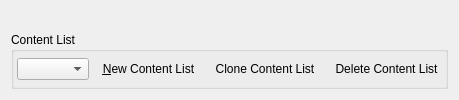
This is files/ui/datafilespage.ui in sunhawken/openmw as Qt 5 draws it before an edit. The edited form follows.
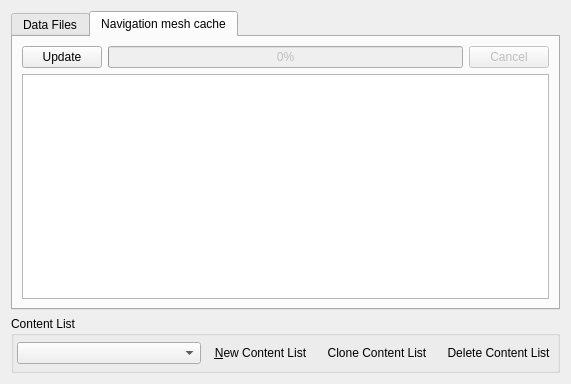
This is the edited form. The open tabs and pages were chosen to show the change. Icons and pictures are not drawn. Custom widgets are drawn as their Qt base class.

```diff
--- a/files/ui/datafilespage.ui
+++ b/files/ui/datafilespage.ui
@@ -2,12 +2,94 @@
 <ui version="4.0">
  <class>DataFilesPage</class>
  <widget class="QWidget" name="DataFilesPage">
+  <property name="geometry">
+   <rect>
+    <x>0</x>
+    <y>0</y>
+    <width>571</width>
+    <height>384</height>
+   </rect>
+  </property>
   <property name="contextMenuPolicy">
    <enum>Qt::DefaultContextMenu</enum>
   </property>
   <layout class="QVBoxLayout" name="verticalLayout">
    <item>
-    <widget class="QWidget" name="contentSelectorWidget" native="true"/>
+    <widget class="QTabWidget" name="tabWidget">
+     <property name="currentIndex">
+      <number>0</number>
+     </property>
+     <widget class="QWidget" name="tab">
+      <attribute name="title">
+       <string>Data Files</string>
+      </attribute>
+      <layout class="QVBoxLayout" name="verticalLayout_4">
+       <item>
+        <widget class="QWidget" name="contentSelectorWidget" native="true"/>
+       </item>
+      </layout>
+     </widget>
+     <widget class="QWidget" name="tab_2">
+      <attribute name="title">
+       <string>Navigation mesh cache</string>
+      </attribute>
+      <layout class="QVBoxLayout" name="verticalLayout_3">
+       <item>
+        <layout class="QHBoxLayout" name="horizontalLayout">
+         <item>
+          <widget class="QPushButton" name="updateNavMeshButton">
+           <property name="focusPolicy">
+            <enum>Qt::TabFocus</enum>
+           </property>
+           <property name="toolTip">
+            <string>Generate navigation mesh cache for all content. Will be used by the engine to make cell loading faster.</string>
+           </property>
+           <property name="text">
+            <string>Update</string>
+           </property>
+          </widget>
+         </item>
+         <item>
+          <widget class="QProgressBar" name="navMeshProgressBar">
+           <property name="enabled">
+            <bool>false</bool>
+           </property>
+           <property name="value">
+            <number>0</number>
+           </property>
+          </widget>
+         </item>
+         <item>
+          <widget class="QPushButton" name="cancelNavMeshButton">
+           <property name="enabled">
+            <bool>false</bool>
+           </property>
+           <property name="toolTip">
+            <string>Cancel navigation mesh generation. Already processed data will be saved.</string>
+           </property>
+           <property name="text">
+            <string>Cancel</string>
+           </property>
+          </widget>
+         </item>
+        </layout>
+       </item>
+       <item>
+        <widget class="QPlainTextEdit" name="navMeshLogPlainTextEdit">
+         <property name="enabled">
+          <bool>true</bool>
+         </property>
+         <property name="lineWrapMode">
+          <enum>QPlainTextEdit::NoWrap</enum>
+         </property>
+         <property name="readOnly">
+          <bool>true</bool>
+         </property>
+        </widget>
+       </item>
+      </layout>
+     </widget>
+    </widget>
    </item>
    <item>
     <widget class="QGroupBox" name="profileGroupBox">
```
